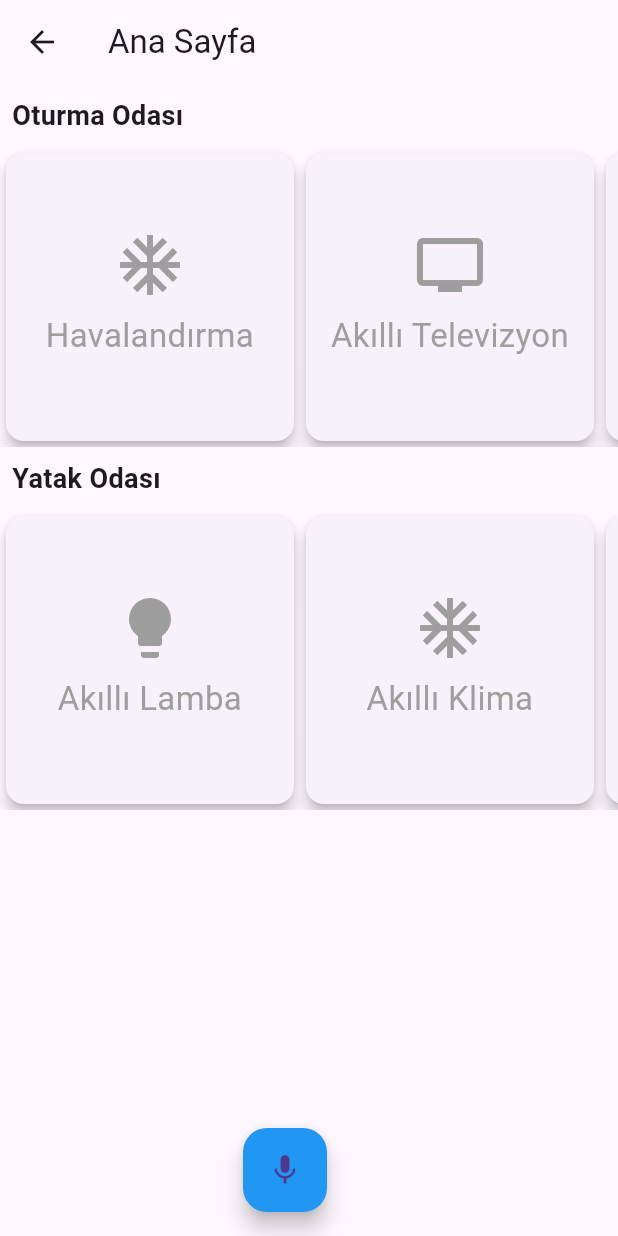
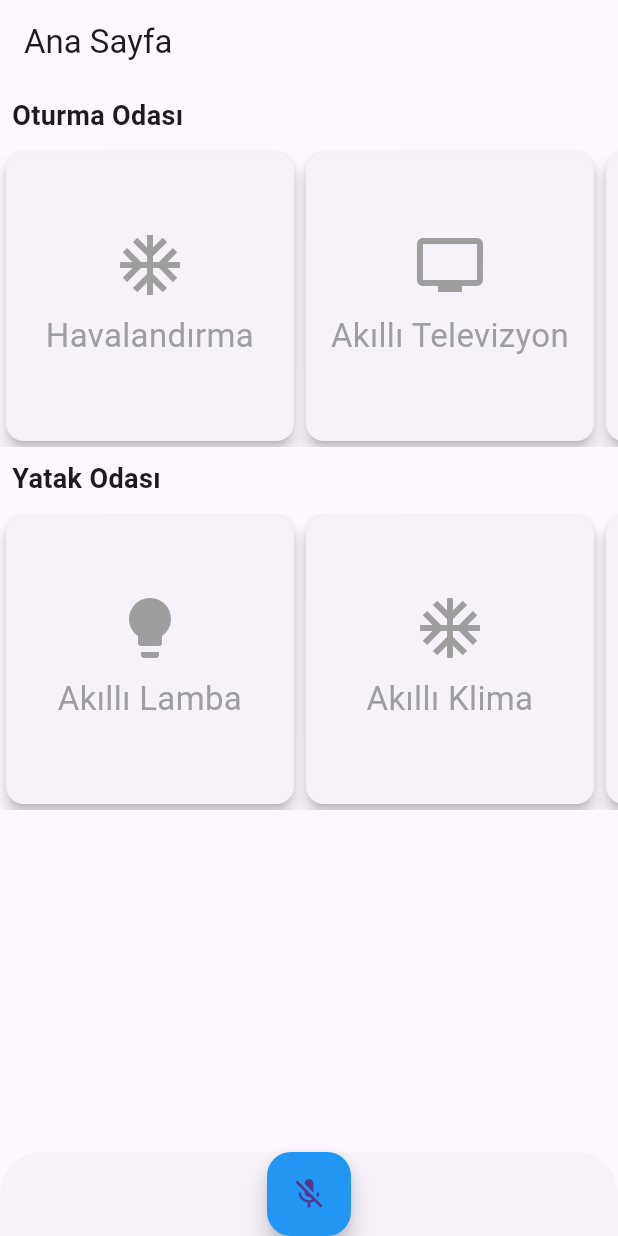
Before and after one commit to oguzhanfatihkucuk/SmartHomeApp, a Flutter app: the HomeScreen screen opened directly, on a phone screen of 412 x 824 dp. Run offline on Flutter 3.47's test engine with Material 3 defaults, Android fonts, the phone set to English and light mode, and no system bars; our stand-ins replace go_router, shared_preferences, speech_to_text; accounts and stored records are empty.

Commit message:
Speech features added.

```diff
--- a/lib/Screens/HomeScreen/HomeScreen.dart
+++ b/lib/Screens/HomeScreen/HomeScreen.dart
@@ -1,7 +1,24 @@
 import 'package:flutter/material.dart';
+import 'package:speech_to_text/speech_to_text.dart' as stt;
+import '../../assets/RoomsList.dart';
 import '../../Components/DeviceCard.dart';
-import '../../assets/RoomsList.dart';
-import 'package:speech_to_text/speech_to_text.dart' as stt;
+
+void main() {
+  runApp(const MyApp());
+}
+
+class MyApp extends StatelessWidget {
+  const MyApp({Key? key}) : super(key: key);
+
+  @override
+  Widget build(BuildContext context) {
+    return MaterialApp(
+      title: 'Smart Home Control',
+      theme: ThemeData(primarySwatch: Colors.blue),
+      home: HomeScreen(),
+    );
+  }
+}
 
 class HomeScreen extends StatefulWidget {
   @override
@@ -13,33 +30,19 @@ class _HomeScreenState extends State<HomeScreen> {
   bool _isListening = false;
   String _command = "";
 
-  @override
-  void initState() {
-    super.initState();
-  }
-
   // Sesli komutları başlatma
   void _startListening() async {
     bool available = await _speech.initialize();
+
     if (available) {
       setState(() {
         _isListening = true;
-        _command = "Sesli komut alınıyor...";
       });
       _speech.listen(
         onResult: (result) {
-          setState(() {
-            _command = result.recognizedWords;
-          });
           _processCommand(result.recognizedWords);
         },
       );
-    } else {
-      setState(() {
-        _isListening = false;
-        _command = "Sesli komut özelliği aktif değil.";
-      });
-      print("Sesli komut özelliği aktif değil.");
     }
   }
 
@@ -49,48 +52,50 @@ class _HomeScreenState extends State<HomeScreen> {
     setState(() {
       _isListening = false;
     });
+
   }
 
-  // Komutları işleme (örneğin cihazları açma/kapama)
+  // Komutları işleme
   void _processCommand(String command) {
-    // Komutlara göre işlemler
     if (command.contains("turn on the lights")) {
       setState(() {
         _command = "I have turned on the lights.";
       });
+      print("I have turned on the lights.");
     } else if (command.contains("turn off the lights")) {
       setState(() {
         _command = "I have turned off the lights.";
       });
-    } else if (command.contains("turn on the tv")) {
+      print("I have turned off the lights.");
+    } else if (command.contains("turn on the TV")) {
       setState(() {
         _command = "I have turned on the TV.";
       });
+      print("I have turned on the TV.");
     } else {
       setState(() {
         _command = "Komut anlaşılamadı.";
       });
+      print("Komut anlaşılamadı.");
     }
   }
-
-
 
   @override
   Widget build(BuildContext context) {
     return Scaffold(
       appBar: AppBar(title: const Text('Ana Sayfa')),
       body: ListView.builder(
-        itemCount: rooms.length, // Her oda için bir liste oluştur
+        itemCount: rooms.length,
         itemBuilder: (context, roomIndex) {
           final room = rooms[roomIndex];
-          final roomDevices = room['devices'] as List; // Odanın cihazları
+          final roomDevices = room['devices'] as List;
           return Column(
             crossAxisAlignment: CrossAxisAlignment.start,
             children: [
               Padding(
                 padding: const EdgeInsets.all(8.0),
                 child: Text(
-                  room['name'], // Oda adı
+                  room['name'],
                   style: const TextStyle(
                     fontSize: 18,
                     fontWeight: FontWeight.bold,
@@ -98,9 +103,9 @@ class _HomeScreenState extends State<HomeScreen> {
                 ),
               ),
               SizedBox(
-                height: 200, // Kartların yüksekliği
+                height: 200,
                 child: ListView.builder(
-                  scrollDirection: Axis.horizontal, // Yatay kaydırma
+                  scrollDirection: Axis.horizontal,
                   itemCount: roomDevices.length,
                   itemBuilder: (context, deviceIndex) {
                     final device = roomDevices[deviceIndex];
@@ -110,9 +115,8 @@ class _HomeScreenState extends State<HomeScreen> {
                       roomName: room['name'],
                       initialStatus: device["is_on"],
                       onToggle: (newStatus) {
-                        // JSON verisini güncelle
                         setState(() {
-                          device['is_on'] = newStatus; // Cihaz durumunu güncelle
+                          device['is_on'] = newStatus;
                         });
                       },
                     );
@@ -123,18 +127,14 @@ class _HomeScreenState extends State<HomeScreen> {
           );
         },
       ),
-      floatingActionButton: Row(
+      bottomSheet: Row(
         mainAxisAlignment: MainAxisAlignment.center,
         children: <Widget>[
           FloatingActionButton(
             onPressed: () {
-              // Print the command and listening status when the button is pressed
-              print("Command: $_command, Listening: $_isListening");
-
-              // Start/Stop listening depending on the state
-              _isListening ? _stopListening() : _startListening();
+              _isListening ?  _stopListening():_startListening() ;
             },
-            child: Icon(_isListening ? Icons.mic_off : Icons.mic),
+            child: Icon(_isListening ? Icons.mic : Icons.mic_off),
             backgroundColor: Colors.blue,
           ),
         ],
--- a/lib/Screens/RoomScreen/RoomScreen.dart
+++ b/lib/Screens/RoomScreen/RoomScreen.dart
@@ -135,6 +135,7 @@ class _RoomScreenState extends State<RoomScreen> {
           );
         },
       ),
+
     );
   }
 }
```
Also changed, not shown: lib/Screens/MainScreen/MainScreen.dart (line endings or trailing spaces).
